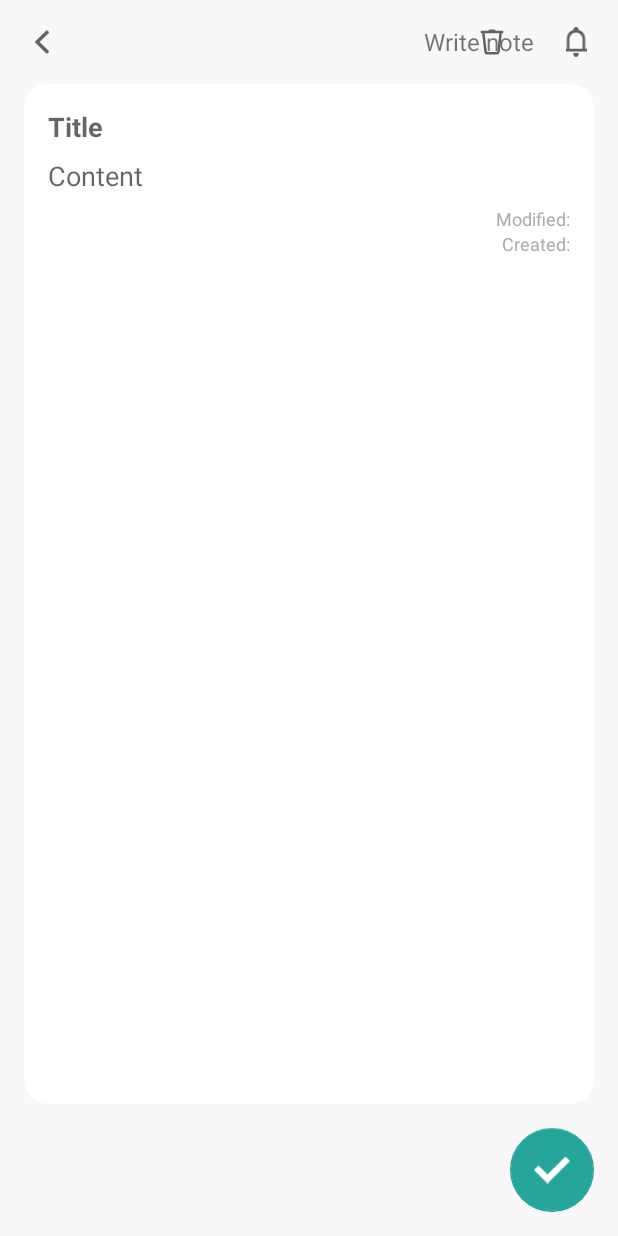
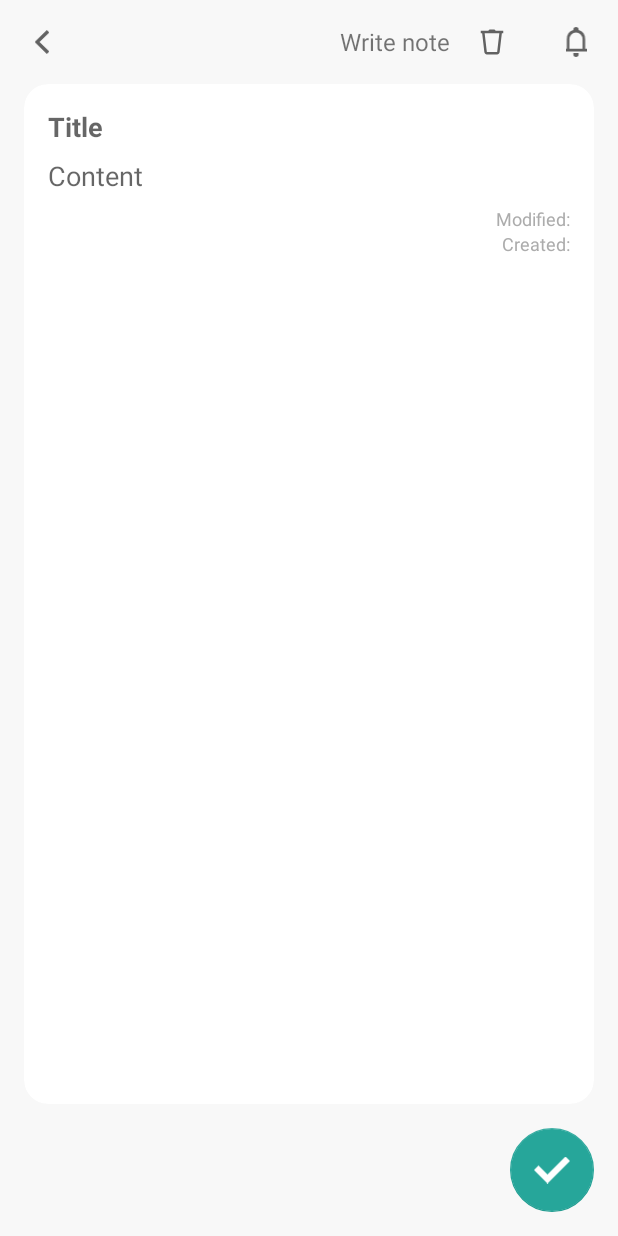
Before and after one commit to HoseinSadonasl/daily-roozane, an Android app: the layout activity_add_read_note.xml on its own in the app's theme, with its tools: preview values and no code run, on a phone screen of 412 x 824 dp. Run offline under Robolectric (Android 15) with nearby library versions, the phone set to English and light mode, and no system bars.

Commit message:
Fix some bugs

```diff
--- a/app/src/main/java/com/abc/daily/Adapters/NotesAdapter.java
+++ b/app/src/main/java/com/abc/daily/Adapters/NotesAdapter.java
@@ -85,6 +85,8 @@ public class NotesAdapter extends RecyclerView.Adapter<NotesAdapter.ViewHolder>
                 }
                 case spref.Theme.GREEN_COLOR : {
                     holder.reminder.setBackground(ContextCompat.getDrawable(context, R.drawable.border_back_green));
+                    holder.reminderIc.setColorFilter(context.getResources().getColor(R.color.green_500));
+
                     break;
                 }
                 default: holder.reminder.setBackground(ContextCompat.getDrawable(context, R.drawable.border_back_teal));
--- a/app/src/main/java/com/abc/daily/MainActivity.java
+++ b/app/src/main/java/com/abc/daily/MainActivity.java
@@ -467,6 +467,7 @@ public class MainActivity extends AppCompatActivity implements
         Map<String ,String> data = new HashMap();
             data.put("appid","6c7b0789e344c8bdd8f0935ff4568e72");
             data.put("q", cityNameString);
+            data.put("lang", getString(R.string.weaLang));
 
         Application.getApi().getCurrentWeather(data).enqueue(new Callback<WeatherModels>() {
             @SuppressLint("SetTextI18n")
@@ -517,6 +518,10 @@ public class MainActivity extends AppCompatActivity implements
 
     @Override
     public void onPositiveClick() {
+        if (dialog.getInputText().isEmpty()) {
+            app.t(getString(R.string.please_enter_city_name));
+            return;
+        }
         locationName.setText(dialog.getInputText());
         spref.get(spref.WEATHER).edit().putString(spref.Weather.CITY_NAME, locationName.getText().toString()).apply();
         cityNameString = spref.get(spref.WEATHER).getString(spref.Weather.CITY_NAME, spref.Weather.DEFAULT_CITY_NAME);
--- a/app/src/main/java/com/abc/daily/app/NotificationHelper.java
+++ b/app/src/main/java/com/abc/daily/app/NotificationHelper.java
@@ -65,7 +65,6 @@ public class NotificationHelper extends ContextWrapper {
         NotificationCompat.Builder builder = new NotificationCompat.Builder(Application.getContext(), channelID)
                 .setSmallIcon(R.mipmap.ic_launcher_round)
                 .setContentIntent(pIntent(id))
-                //.addAction(R.mipmap.ic_launcher_foreground, getString(R.string.open_it), pIntent(id))
                 .setSound(soundUri)
                 .setContentTitle(notificationTitle)
                 .setContentText(getString(R.string.tap_for_more))
--- a/app/src/main/java/com/abc/daily/fragments/BottomSheetFragment.java
+++ b/app/src/main/java/com/abc/daily/fragments/BottomSheetFragment.java
@@ -203,6 +203,7 @@ public class BottomSheetFragment extends BottomSheetDialogFragment implements Vi
                 datePicker.setText(getDateString(calendar));
             }
         }, year, month, dayOfMonth);
+        datePickerDialog.getDatePicker().setMinDate(System.currentTimeMillis());
         datePickerDialog.show();
     }
 
--- a/app/src/main/java/com/abc/daily/interfaces/DailyApi.java
+++ b/app/src/main/java/com/abc/daily/interfaces/DailyApi.java
@@ -3,6 +3,8 @@ package com.abc.daily.interfaces;
 import java.util.Map;
 
 import com.abc.daily.Objects.WeatherModels;
+import com.abc.daily.R;
+
 import retrofit2.Call;
 import retrofit2.http.GET;
 import retrofit2.http.QueryMap;
--- /dev/null
+++ b/app/src/main/res/drawable/ic_chevron.xml
@@ -0,0 +1,5 @@
+<vector android:autoMirrored="true" android:height="24dp"
+    android:viewportHeight="24" android:viewportWidth="14.4"
+    android:width="14.4dp" xmlns:android="http://schemas.android.com/apk/res/android">
+    <path android:fillColor="#acacac" android:pathData="M14.4,2.4l-2.4,-2.4 -12,12 12,12 2.4,-2.4 -9.6,-9.6Z"/>
+</vector>
--- a/app/src/main/res/drawable/ic_chevron_left.xml
+++ /dev/null
@@ -1,9 +0,0 @@
-<vector xmlns:android="http://schemas.android.com/apk/res/android"
-    android:width="14.4dp"
-    android:height="24dp"
-    android:viewportWidth="14.4"
-    android:viewportHeight="24">
-  <path
-      android:pathData="M14.4,2.4l-2.4,-2.4 -12,12 12,12 2.4,-2.4 -9.6,-9.6Z"
-      android:fillColor="@color/Second_black"/>
-</vector>
--- a/app/src/main/res/layout/activity_add_read_note.xml
+++ b/app/src/main/res/layout/activity_add_read_note.xml
@@ -29,7 +29,7 @@
                 android:layout_alignParentStart="true"
                 android:background="?attr/selectableItemBackgroundBorderless"
                 android:padding="20dp"
-                app:srcCompat="@drawable/ic_chevron_left"
+                app:srcCompat="@drawable/ic_chevron"
                 android:tint="@color/Second_black" />
 
 
@@ -37,7 +37,7 @@
                 android:id="@+id/appbarTitle"
                 android:layout_width="wrap_content"
                 android:layout_height="match_parent"
-                android:layout_toStartOf="@+id/reminderBtn"
+                android:layout_toStartOf="@+id/delete"
                 android:layout_toEndOf="@+id/back"
                 android:gravity="start|center_vertical"
                 android:textDirection="rtl"
--- a/app/src/main/res/values/strings.xml
+++ b/app/src/main/res/values/strings.xml
@@ -65,5 +65,7 @@
     <string name="call">Call</string>
     <string name="connect_dev">connecting with developer:</string>
     <string name="about_daily">About Daily</string>
+    <string name="please_enter_city_name">Please enter a city name</string>
+    <string name="weaLang">en</string>
 
 </resources>
```
Also changed, not shown: app/src/main/res/layout/info_parent.xml (+4 -4 lines), 1 other file.
